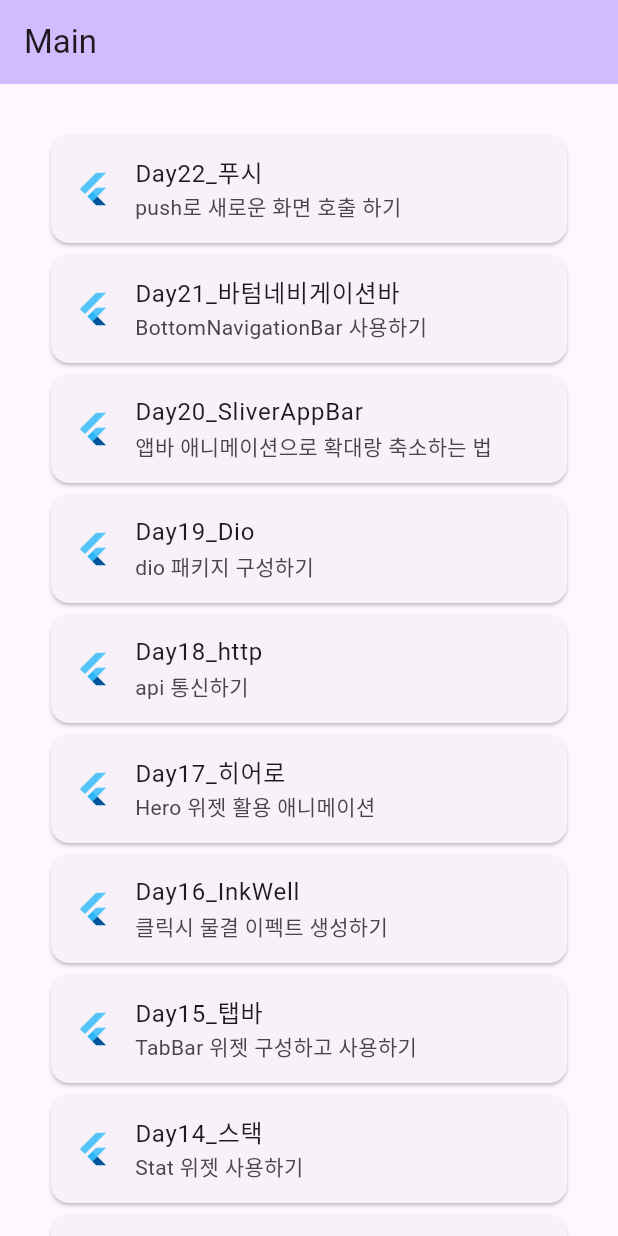
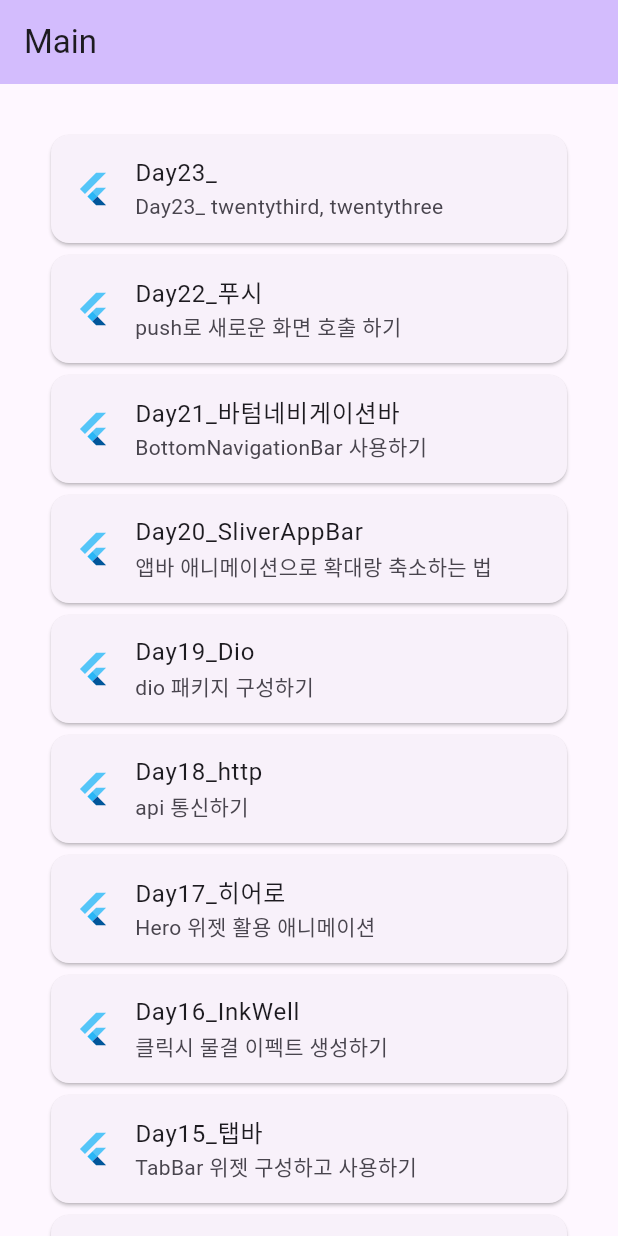
Before and after one commit to junselee42/flutter_study, a Flutter app: the screen it shows after launch, on a phone screen of 412 x 824 dp. Run offline on Flutter 3.47's test engine with Material 2 defaults, Android fonts, the phone set to English and light mode, and no system bars; our stand-ins replace dio.

Commit message:
chore: add Card, Widget -day23 예제페이지 추가

```diff
--- a/lib/main.dart
+++ b/lib/main.dart
@@ -43,6 +43,17 @@ class _MyHomePageState extends State<MyHomePage> {
       body: ListView(
         padding: const EdgeInsets.all(30),
         children: [
+          Card(
+            child: ListTile(
+              leading: const FlutterLogo(),
+              title: const Text('Day23_'),
+              subtitle: const Text('Day23_ twentythird, twentythree'),
+              hoverColor: Colors.purple,
+              onTap: () {
+                Navigator.of(context).pushNamed('/twentythird');
+              },
+            ),
+          ),
           Card(
             child: ListTile(
               leading: const FlutterLogo(),
--- a/lib/router/router.dart
+++ b/lib/router/router.dart
@@ -22,6 +22,7 @@ import 'package:flutter00/router/pages/nineteen.dart';
 import 'package:flutter00/router/pages/twenty.dart';
 import 'package:flutter00/router/pages/twentyone.dart';
 import 'package:flutter00/router/pages/twentytwo.dart';
+import 'package:flutter00/router/pages/twentythree.dart';
 
 final routes = {
   '/': (BuildContext context) => const MyHomePage(title: "Main"),
@@ -47,4 +48,5 @@ final routes = {
   '/twentieth': (BuildContext context) => const TwentyPage(),
   '/twentyfirst': (BuildContext context) => const TwentyOnePage(),
   '/twentysecond': (BuildContext context) => const TwentyTwoPage(),
+  '/twentythird': (BuildContext context) => const TwentyThreePage(),
 };
```
Also changed, not shown: lib/router/pages/twentythree.dart (added, +21 -0 lines).
